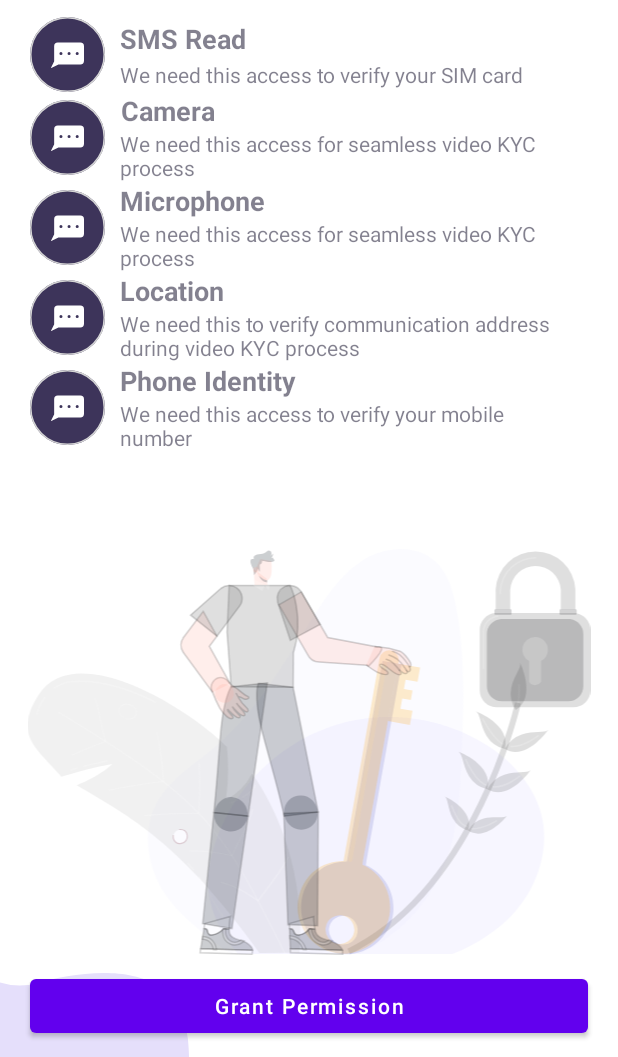
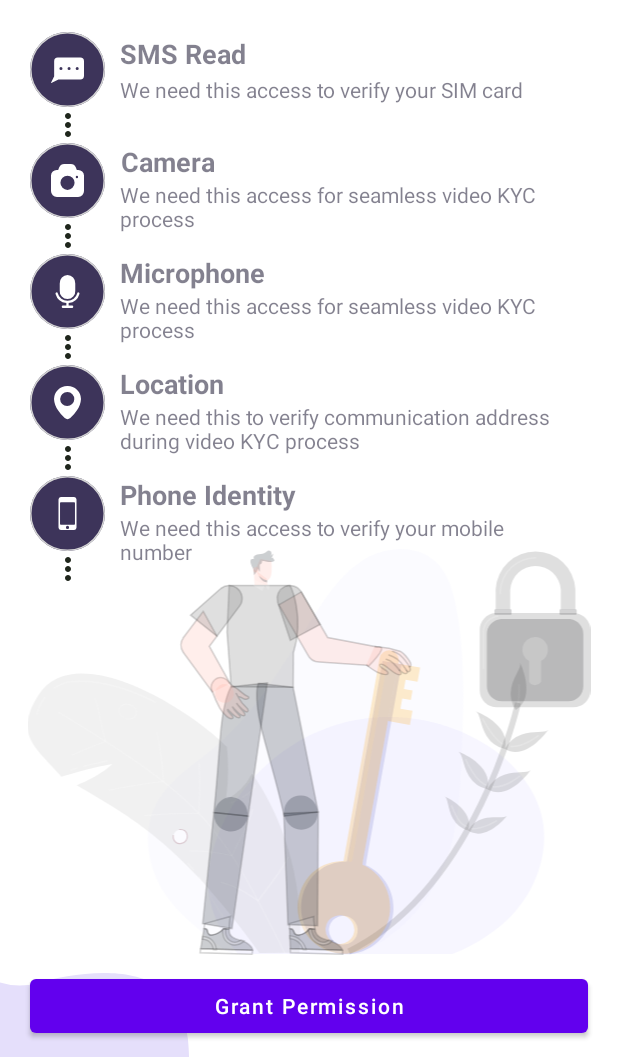
Before and after one commit to surajsahani/OneBanc, an Android app: the OnboardingPermission screen opened directly, with no data from a screen before it, on a phone screen of 412 x 824 dp, the part 179-1236 px from its top. Run offline under Robolectric (Android 15) with nearby library versions, the phone set to English and light mode, and no system bars.

Commit message:
layout fix

```diff
--- a/app/src/main/AndroidManifest.xml
+++ b/app/src/main/AndroidManifest.xml
@@ -26,7 +26,8 @@
             android:windowSoftInputMode="adjustResize" />
         <activity
             android:name=".OnboardingScanCode"
-            android:exported="true" />
+            android:exported="true"
+            android:windowSoftInputMode="adjustResize"/>
         <activity
             android:name=".OnboardingName"
             android:exported="false"
--- a/app/src/main/java/com/martial/salaryup/OnboardingPermission.kt
+++ b/app/src/main/java/com/martial/salaryup/OnboardingPermission.kt
@@ -7,6 +7,8 @@ import android.content.pm.PackageManager
 import android.os.Build
 import android.os.Bundle
 import android.util.Log
+import android.view.View
+import android.view.accessibility.AccessibilityEvent
 import android.widget.Button
 import android.widget.ImageView
 import android.widget.TextView
@@ -14,6 +16,7 @@ import android.widget.Toast
 import androidx.activity.result.ActivityResultLauncher
 import androidx.activity.result.contract.ActivityResultContracts
 import androidx.appcompat.app.AppCompatActivity
+import androidx.recyclerview.widget.GridLayoutManager
 import androidx.recyclerview.widget.LinearLayoutManager
 import androidx.recyclerview.widget.RecyclerView
 
@@ -36,7 +39,11 @@ class OnboardingPermission : AppCompatActivity() {
     private lateinit var tvSub1: TextView
     private lateinit var tv1Permission: TextView
     private lateinit var grantPermission: Button
-    private lateinit var permissionRecyclerView : RecyclerView
+    private lateinit var permissionRecyclerView: RecyclerView
+
+    private lateinit var closeIconPermission: ImageView
+
+
     override fun onCreate(savedInstanceState: Bundle?) {
         super.onCreate(savedInstanceState)
         setContentView(R.layout.activity_onboarding_permission)
@@ -46,25 +53,31 @@ class OnboardingPermission : AppCompatActivity() {
         //data to populate the data for recyclerView
         //data to populate the data for recyclerView
         val data: ArrayList<String> = ArrayList()
-        for (i in 0..49) {
+        for (i in 0..5) {
             data.add("animal # $i")
         }
 
         permissionRecyclerView = findViewById(R.id.permissionRecyclerView)
         permissionRecyclerView.layoutManager = LinearLayoutManager(this)
+        //permissionRecyclerView.layoutManager = GridLayoutManager(baseContext, )
         permissionRecyclerView.adapter = OnboardingPermissionAdapter(data)
         permissionRecyclerView.smoothScrollToPosition(0)
+
 
     }
 
     fun initialize() {
         grantPermission = findViewById(R.id.Bt_grantPermission)
+        closeIconPermission = findViewById(R.id.closeIconPermission);
 
     }
 
     fun onClick() {
         grantPermission.setOnClickListener {
             setupPermission()
+        }
+        closeIconPermission.setOnClickListener {
+            finish()
         }
     }
 
--- a/app/src/main/java/com/martial/salaryup/OnboardingPermissionAdapter.kt
+++ b/app/src/main/java/com/martial/salaryup/OnboardingPermissionAdapter.kt
@@ -1,13 +1,14 @@
 package com.martial.salaryup
 
 
+import android.content.Context
 import android.view.LayoutInflater
 import android.view.View
 import android.view.ViewGroup
+import android.view.accessibility.AccessibilityEvent
 import android.widget.ImageView
 import android.widget.TextView
 import androidx.recyclerview.widget.RecyclerView
-import java.util.*
 
 
 /**
@@ -25,7 +26,6 @@ class OnboardingPermissionAdapter(val mContext: ArrayList<String>) :
         "We need this to verify communication address during video KYC process",
         "We need this access to verify your mobile number"
     )
-
     private val imageList = listOf(
         R.drawable.ic_sms,
         R.drawable.ic_camera,
@@ -35,22 +35,28 @@ class OnboardingPermissionAdapter(val mContext: ArrayList<String>) :
     )
 
     private var checkItem = -1
+    private lateinit var context: Context
+    private val mExpandedPosition = -1
+    private val recyclerView: RecyclerView? = null
 
     inner class OnboardingPermissionHolder(view: View) : RecyclerView.ViewHolder(view) {
         var tv: TextView? = null
         var subTv: TextView? = null
-        var cameraIc: ImageView? = null
+        var iconsIv: ImageView? = null
 
         init {
             tv = view.findViewById(R.id.tv1Permission)
             subTv = view.findViewById(R.id.tvSub1)
-            cameraIc = view.findViewById(R.drawable.ic_camera)
+            iconsIv = view.findViewById(R.id.ivIcon)
         }
+
     }
 
     override fun onCreateViewHolder(parent: ViewGroup, viewType: Int): OnboardingPermissionHolder {
         val view =
             LayoutInflater.from(parent.context).inflate(R.layout.item_recyclerview, parent, false)
+
+
         return OnboardingPermissionHolder(view)
 
     }
@@ -86,35 +92,30 @@ class OnboardingPermissionAdapter(val mContext: ArrayList<String>) :
                 this.setTextColor(R.color.black)
             }
         }
-        holder.cameraIc?.apply {
+
+        holder.iconsIv?.apply {
             //this.text = icons
             this.setImageResource(icons)
             this.setOnClickListener {
                 refresh(position)
             }
-            if (position == checkItem) {
-                this.isSelected = true
-                this.setImageResource(icons)
-                //this.setTextColor(R.color.white)
-            } else {
-                this.isSelected = false
-                this.setImageResource(icons)
-                //this.setTextColor(R.color.black)
-            }
+            this.isSelected = position == checkItem
         }
+
+
     }
+
 
     private fun refresh(position: Int) {
         checkItem = position
         notifyDataSetChanged()
     }
 
-    private fun setTextSizes(textSize: Int) {
-        this.listSize = listSize
-        notifyDataSetChanged()
-    }
-
-    fun getCheckedSize() = listSize[checkItem]
+//    private fun setTextSizes(textSize: Int) {
+//        this.listSize = listSize
+//        notifyDataSetChanged()
+//    }
+//    fun getCheckedSize() = listSize[checkItem]
 
     override fun getItemCount() = listSize.size
 
--- a/app/src/main/res/layout/activity_customer_onboarding.xml
+++ b/app/src/main/res/layout/activity_customer_onboarding.xml
@@ -29,7 +29,7 @@
 
 
     <ImageView
-        android:id="@+id/closeIconPermission"
+        android:id="@+id/closeIconInstruction"
         android:layout_width="wrap_content"
         android:layout_height="wrap_content"
         android:background="@drawable/round_shape"
@@ -80,7 +80,7 @@
             app:layout_constraintVertical_chainStyle="packed" />
 
         <TextView
-            android:id="@+id/tvSub1"
+            android:id="@+id/tvSubInstruction"
             android:layout_width="match_parent"
             android:layout_height="wrap_content"
             android:layout_marginTop="10dp"
--- a/app/src/main/res/layout/activity_onboarding_congratulation.xml
+++ b/app/src/main/res/layout/activity_onboarding_congratulation.xml
@@ -49,7 +49,7 @@
         android:layout_width="wrap_content"
         android:layout_height="wrap_content"
         android:gravity="center"
-        android:text="Congratualtion"
+        android:text="Congratulations"
         android:textSize="29dp"
         android:textStyle="bold"
         app:layout_constraintBottom_toTopOf="@+id/graphicName"
--- a/app/src/main/res/layout/activity_onboarding_email.xml
+++ b/app/src/main/res/layout/activity_onboarding_email.xml
@@ -97,12 +97,11 @@
         android:layout_height="wrap_content"
         android:layout_marginStart="20sp"
         android:layout_marginEnd="20sp"
-        android:layout_marginTop="50dp"
         android:text="Next"
         android:textAllCaps="false"
         app:layout_constraintTop_toBottomOf="@id/etEmail"
         app:layout_constraintEnd_toEndOf="parent"
         app:layout_constraintStart_toStartOf="parent"
-        tools:layout_editor_absoluteY="683dp" />
+        app:layout_constraintBottom_toBottomOf="parent" />
 
 </androidx.constraintlayout.widget.ConstraintLayout>
--- a/app/src/main/res/layout/activity_onboarding_permission.xml
+++ b/app/src/main/res/layout/activity_onboarding_permission.xml
@@ -27,7 +27,7 @@
         app:layout_constraintTop_toTopOf="parent" />
 
     <ImageView
-        android:id="@+id/closeIcon"
+        android:id="@+id/closeIconPermission"
         android:layout_width="wrap_content"
         android:layout_height="wrap_content"
         android:layout_marginStart="10dp"
@@ -257,6 +257,7 @@
         android:layout_width="match_parent"
         android:layout_height="0dp"
         android:layout_marginTop="10dp"
+        android:paddingTop="10dp"
         android:descendantFocusability="blocksDescendants"
         app:layout_constraintBottom_toTopOf="@id/Bt_grantPermission"
         app:layout_constraintEnd_toEndOf="parent"
--- a/app/src/main/res/layout/item_recyclerview.xml
+++ b/app/src/main/res/layout/item_recyclerview.xml
@@ -3,16 +3,25 @@
     android:layout_width="match_parent"
     android:layout_height="wrap_content"
     xmlns:app="http://schemas.android.com/apk/res-auto">
+
     <ImageView
-        android:id="@+id/smsRead"
+        android:id="@+id/ivIcon"
         android:layout_width="0dp"
         android:layout_height="50dp"
         android:layout_marginStart="20sp"
         android:src="@drawable/ic_sms"
         app:layout_constraintTop_toTopOf="parent"
         app:layout_constraintStart_toStartOf="parent"
-        app:layout_constraintBottom_toBottomOf="parent"
         app:layout_constraintVertical_chainStyle="packed" />
+<ImageView
+    android:id="@+id/ivIconMore"
+    app:layout_constraintTop_toBottomOf="@id/ivIcon"
+    app:layout_constraintBottom_toBottomOf="parent"
+    android:src="@drawable/ic_more"
+    android:layout_width="wrap_content"
+    app:layout_constraintStart_toStartOf="@id/ivIcon"
+    app:layout_constraintEnd_toEndOf="@id/ivIcon"
+    android:layout_height="wrap_content"/>
     <TextView
         android:id="@+id/tv1Permission"
         android:layout_width="wrap_content"
@@ -22,8 +31,8 @@
         android:text="SMS Read"
         android:textSize="18dp"
         app:layout_constraintBottom_toTopOf="@id/tvSub1"
-        app:layout_constraintTop_toTopOf="@id/smsRead"
-        app:layout_constraintStart_toEndOf="@id/smsRead"
+        app:layout_constraintTop_toTopOf="@id/ivIcon"
+        app:layout_constraintStart_toEndOf="@id/ivIcon"
         android:textStyle="bold" />
     <TextView
         android:id="@+id/tvSub1"
@@ -33,9 +42,10 @@
         android:paddingEnd="10sp"
         app:layout_constraintTop_toBottomOf="@id/tv1Permission"
         android:layout_marginStart="10dp"
-        app:layout_constraintStart_toEndOf="@id/smsRead"
-        app:layout_constraintBottom_toBottomOf="@id/smsRead"
+        app:layout_constraintStart_toEndOf="@id/ivIcon"
+        app:layout_constraintBottom_toBottomOf="@id/ivIcon"
         app:layout_constraintEnd_toEndOf="parent"
         android:layout_marginEnd="20sp"
         android:text="We need this access for seamless video \nKYC process" />
+
 </androidx.constraintlayout.widget.ConstraintLayout>
--- a/app/src/main/res/values/colors.xml
+++ b/app/src/main/res/values/colors.xml
@@ -7,4 +7,5 @@
     <color name="teal_700">#FF018786</color>
     <color name="black">#FF000000</color>
     <color name="white">#FFFFFFFF</color>
+    <color name="yellow">#FFFF00</color>
 </resources>
```
Also changed, not shown: app/src/main/java/com/martial/salaryup/OnboardingEmail.kt (+13 -1 lines), app/src/main/java/com/martial/salaryup/OnboardingInstructions.kt (+4 -7 lines), app/src/main/java/com/martial/salaryup/OnboardingInviteCode.kt (+12 -1 lines), app/src/main/java/com/martial/salaryup/OnboardingName.kt (+22 -4 lines), app/src/main/java/com/martial/salaryup/OnboardingPhone.kt (+12 -3 lines), app/src/main/res/anim/scale_in_tv.xml (added, +9 -0 lines), app/src/main/res/anim/scale_out_tv.xml (added, +9 -0 lines), app/src/main/res/layout/activity_onboarding_invite_code.xml (+14 -10 lines), app/src/main/res/layout/activity_onboarding_name.xml (+20 -19 lines), app/src/main/res/layout/activity_onboarding_phone.xml (+5 -5 lines).
